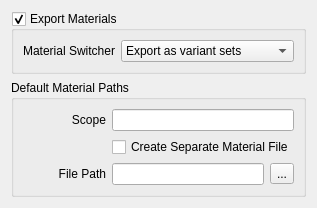
Before: the Qt Designer form src/MaxUsd/Views/UsdExportMaterialsRollup.ui in Autodesk/3dsmax-usd, drawn with Qt 5.
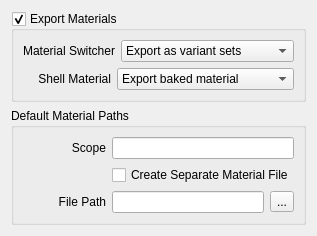
After: the same form once the commit is applied.

```diff
--- a/src/MaxUsd/Views/UsdExportMaterialsRollup.ui
+++ b/src/MaxUsd/Views/UsdExportMaterialsRollup.ui
@@ -58,12 +58,59 @@
              <string>Export active material only</string>
             </property>
            </item>
-          </widget>
-         </item>
-        </layout>
+                 </widget>
+      </item>
+     </layout>
+    </widget>
+   </item>
+   <item>
+    <widget class="QWidget" name="ShellMtlOptionWidget" native="true">
+     <layout class="QGridLayout" name="ShellMtlOptionLayout" columnstretch="1,2">
+      <property name="leftMargin">
+       <number>0</number>
+      </property>
+      <property name="topMargin">
+       <number>0</number>
+      </property>
+      <property name="rightMargin">
+       <number>0</number>
+      </property>
+      <property name="bottomMargin">
+       <number>0</number>
+      </property>
+      <item row="0" column="0">
+       <widget class="QLabel" name="ShellMtlExportStyleLabel">
+        <property name="text">
+         <string>Shell Material</string>
+        </property>
+        <property name="alignment">
+         <set>Qt::AlignRight|Qt::AlignTrailing|Qt::AlignVCenter</set>
+        </property>
        </widget>
       </item>
+      <item row="0" column="1">
+       <widget class="QComboBox" name="ShellMtlExportStyleComboBox">
+        <item>
+         <property name="text">
+          <string>Export baked material</string>
+         </property>
+        </item>
+        <item>
+         <property name="text">
+          <string>Export original material</string>
+         </property>
+        </item>
+        <item>
+         <property name="text">
+          <string>Export both materials</string>
+         </property>
+        </item>
+       </widget>
+      </item>
      </layout>
+    </widget>
+   </item>
+  </layout>
     </widget>
    </item>
    <item>
```
